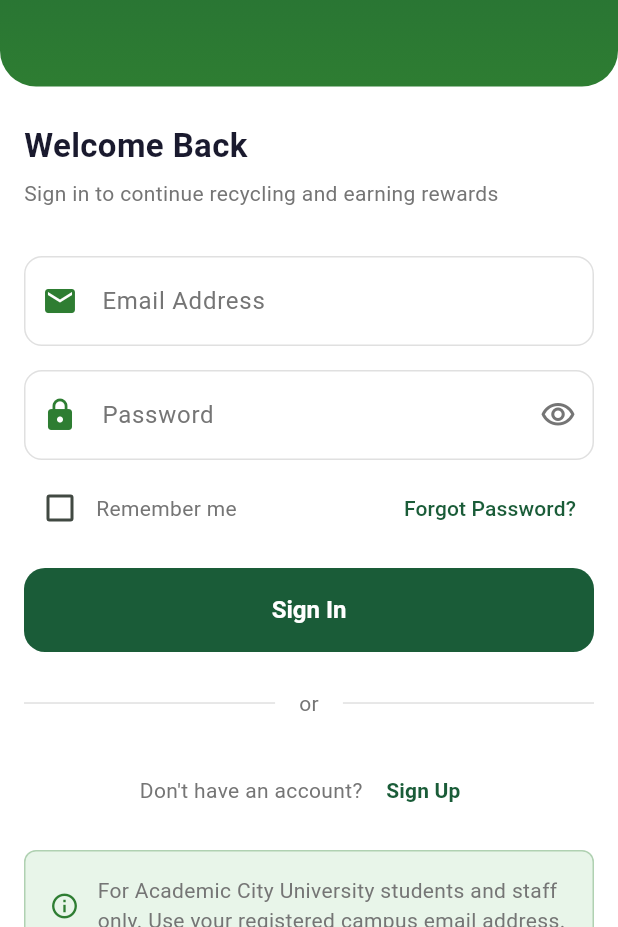
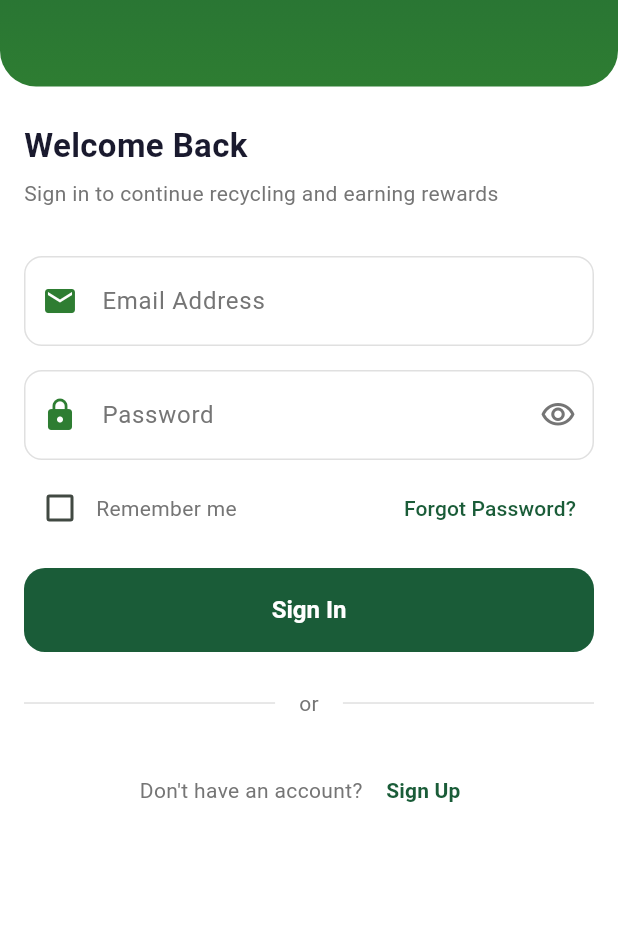
Before and after one commit to GyameraYaw/veridis_app, a Flutter app: the screen it shows after launch, on a phone screen of 412 x 824 dp, the part 309-1236 px from its top. Run offline on Flutter 3.47's test engine with Material 3 defaults, Android fonts, the light colour scheme and no system bars; our stand-ins replace cloud_firestore, firebase_auth, firebase_core, flutter_local_notifications; missing offline and left inert: mobile_scanner; accounts and stored records are empty; generated files the repository leaves out were written again.

Commit message:
Remove campus info text from login and register screens

```diff
--- a/lib/screens/login_screen.dart
+++ b/lib/screens/login_screen.dart
@@ -179,25 +179,6 @@ class _LoginScreenState extends State<LoginScreen> {
                       ),
                     ),
                     const SizedBox(height: AppSpacing.md),
-
-                    // Campus info box
-                    Container(
-                      padding: const EdgeInsets.all(AppSpacing.md),
-                      decoration: AppDecorations.infoBox,
-                      child: const Row(
-                        children: [
-                          Icon(Icons.info_outline, color: AppColors.freshGreen, size: 20),
-                          SizedBox(width: 12),
-                          Expanded(
-                            child: Text(
-                              'For Academic City University students and staff only. '
-                              'Use your registered campus email address.',
-                              style: AppTextStyles.bodyMedium,
-                            ),
-                          ),
-                        ],
-                      ),
-                    ),
                   ],
                 ),
               ),
```
Also changed, not shown: lib/screens/register_screen.dart (+0 -34 lines).
